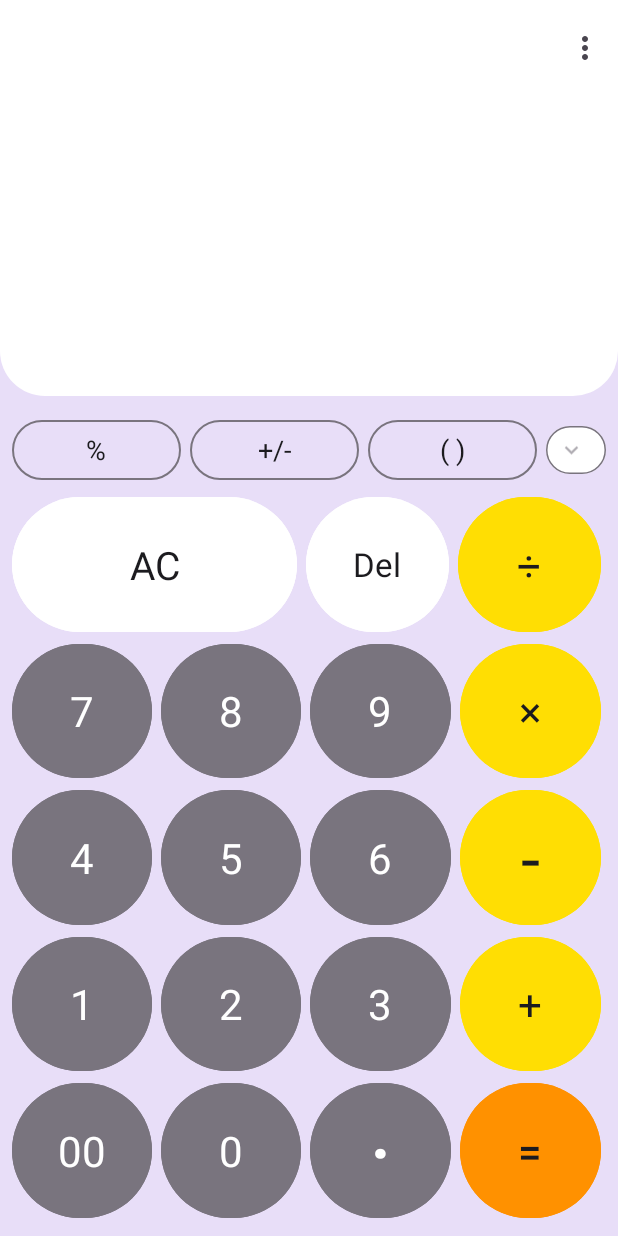
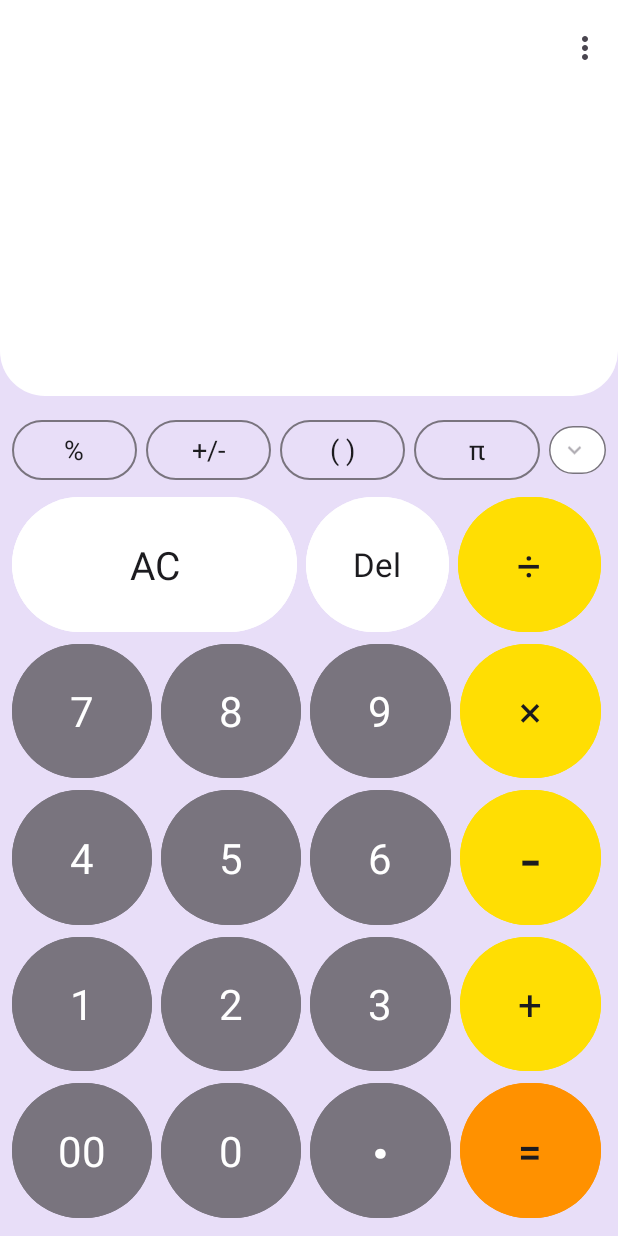
Before and after one commit to Nnamodi/Calculator, an Android app: the screen it shows after launch (MainActivity), on a phone screen of 412 x 824 dp. Run offline under Robolectric (Android 15) with nearby library versions, the phone set to English and light mode, and no system bars; our stand-ins replace data binding, navigation-ui; libraries missing offline, so code that uses them is left out: com.udojava.evalex.

Commit message:
New design

```diff
--- a/app/src/main/java/com/roland/android/calculator/ui/CalculatorFragment.kt
+++ b/app/src/main/java/com/roland/android/calculator/ui/CalculatorFragment.kt
@@ -30,26 +30,10 @@ class CalculatorFragment : Fragment() {
             // disable keyboard for editText
             input.showSoftInputOnFocus = false
             // enter digits
-            button1.setOnClickListener {
-                calcViewModel.onAction(CalculatorActions.Numbers("1"))
-            }
-            button2.setOnClickListener {
-                calcViewModel.onAction(CalculatorActions.Numbers("2"))
-            }
-            button3.setOnClickListener {
-                calcViewModel.onAction(CalculatorActions.Numbers("3"))
-            }
-            button4.setOnClickListener {
-                calcViewModel.onAction(CalculatorActions.Numbers("4"))
-            }
-            button5.setOnClickListener {
-                calcViewModel.onAction(CalculatorActions.Numbers("5"))
-            }
-            button6.setOnClickListener {
-                calcViewModel.onAction(CalculatorActions.Numbers("6"))
-            }
-            button7.setOnClickListener {
-                calcViewModel.onAction(CalculatorActions.Numbers("7"))
+            val buttons = setOf(button00, button0, button1, button2, button3, button4, button5, button6, button7, button8, button9)
+            buttons.forEach {
+                val digit = it.text.toString()
+                it.setOnClickListener { calcViewModel.onAction(CalculatorActions.Numbers(digit)) }
             }
             // operators
             add.setOnClickListener {
--- a/app/src/main/res/layout/fragment_calculator.xml
+++ b/app/src/main/res/layout/fragment_calculator.xml
@@ -48,6 +48,7 @@
                 android:layout_gravity="end"
                 android:layout_marginBottom="22dp"
                 android:layout_weight="3"
+                android:letterSpacing="0.05"
                 android:lines="1"
                 android:paddingStart="18dp"
                 android:paddingEnd="18dp"
@@ -79,8 +80,8 @@
             android:layout_marginStart="8dp"
             android:layout_marginTop="12dp"
             android:layout_marginEnd="8dp"
-            android:weightSum="3.35"
-            app:layout_constraintBottom_toTopOf="@id/hidden_row_3"
+            android:weightSum="4.45"
+            app:layout_constraintBottom_toTopOf="@id/hidden_row_2"
             app:layout_constraintEnd_toEndOf="parent"
             app:layout_constraintStart_toStartOf="parent"
             app:layout_constraintTop_toBottomOf="@+id/digits_field">
@@ -130,12 +131,27 @@
                 app:autoSizeStepGranularity="2sp"
                 app:autoSizeTextType="uniform" />
 
+            <Button
+                android:id="@+id/pi"
+                style="@style/Widget.Material3.Button.OutlinedButton"
+                android:layout_width="0dp"
+                android:layout_height="wrap_content"
+                android:layout_marginEnd="6dp"
+                android:layout_weight="1"
+                android:text="@string/pi"
+                android:textAppearance="@style/TextAppearance.AppCompat.Body1"
+                android:textColor="?attr/colorOnSurface"
+                app:autoSizeMaxTextSize="18sp"
+                app:autoSizeMinTextSize="8sp"
+                app:autoSizeStepGranularity="2sp"
+                app:autoSizeTextType="uniform" />
+
             <com.google.android.material.chip.Chip
                 android:id="@+id/expand_button"
                 style="@style/Widget.Material3.Button.OutlinedButton"
                 android:layout_width="0dp"
                 android:layout_height="wrap_content"
-                android:layout_weight=".35"
+                android:layout_weight=".45"
                 android:layout_gravity="center"
                 android:checkable="true"
                 app:checkedIconVisible="false"
@@ -146,18 +162,47 @@
         </LinearLayout>
 
         <LinearLayout
-            android:id="@+id/hidden_row_3"
+            android:id="@+id/hidden_row_2"
             android:layout_width="match_parent"
-            android:layout_height="0dp"
+            android:layout_height="wrap_content"
             android:layout_marginStart="8dp"
             android:layout_marginEnd="8dp"
             android:visibility="@{expand ? View.VISIBLE : View.GONE}"
-            android:weightSum="3.35"
-            app:layout_constraintBottom_toTopOf="@id/hidden_row_2"
+            android:weightSum="4.45"
+            app:layout_constraintBottom_toTopOf="@id/hidden_row_1"
             app:layout_constraintEnd_toEndOf="parent"
             app:layout_constraintStart_toStartOf="parent"
-            app:layout_constraintTop_toBottomOf="@id/row_6"
-            tools:visibility="gone">
+            app:layout_constraintTop_toBottomOf="@id/row_6">
+
+            <Button
+                android:id="@+id/rad"
+                style="@style/Widget.Material3.Button.OutlinedButton"
+                android:layout_width="0dp"
+                android:layout_height="wrap_content"
+                android:layout_marginEnd="6dp"
+                android:layout_weight="1"
+                android:text="@string/radian"
+                android:textAppearance="@style/TextAppearance.AppCompat.Body1"
+                android:textColor="?attr/colorOnSurface"
+                app:autoSizeMaxTextSize="18sp"
+                app:autoSizeMinTextSize="8sp"
+                app:autoSizeStepGranularity="2sp"
+                app:autoSizeTextType="uniform" />
+
+            <Button
+                android:id="@+id/log"
+                style="@style/Widget.Material3.Button.OutlinedButton"
+                android:layout_width="0dp"
+                android:layout_height="wrap_content"
+                android:layout_marginEnd="6dp"
+                android:layout_weight="1"
+                android:text="@string/logarithm"
+                android:textAppearance="@style/TextAppearance.AppCompat.Body1"
+                android:textColor="?attr/colorOnSurface"
+                app:autoSizeMaxTextSize="18sp"
+                app:autoSizeMinTextSize="8sp"
+                app:autoSizeStepGranularity="2sp"
+                app:autoSizeTextType="uniform" />
 
             <Button
                 android:id="@+id/square_root"
@@ -188,37 +233,36 @@
                 app:autoSizeMinTextSize="8sp"
                 app:autoSizeStepGranularity="2sp"
                 app:autoSizeTextType="uniform" />
+        </LinearLayout>
+
+        <LinearLayout
+            android:id="@+id/hidden_row_1"
+            android:layout_width="match_parent"
+            android:layout_height="wrap_content"
+            android:layout_marginStart="8dp"
+            android:layout_marginEnd="8dp"
+            android:visibility="@{expand ? View.VISIBLE : View.GONE}"
+            android:weightSum="4.45"
+            app:layout_constraintBottom_toTopOf="@id/row_5"
+            app:layout_constraintEnd_toEndOf="parent"
+            app:layout_constraintHorizontal_bias="0.5"
+            app:layout_constraintStart_toStartOf="parent"
+            app:layout_constraintTop_toBottomOf="@id/hidden_row_2">
 
             <Button
-                android:id="@+id/pi"
+                android:id="@+id/deg"
                 style="@style/Widget.Material3.Button.OutlinedButton"
                 android:layout_width="0dp"
                 android:layout_height="wrap_content"
                 android:layout_marginEnd="6dp"
                 android:layout_weight="1"
-                android:text="@string/pi"
+                android:text="@string/degree"
                 android:textAppearance="@style/TextAppearance.AppCompat.Body1"
                 android:textColor="?attr/colorOnSurface"
                 app:autoSizeMaxTextSize="18sp"
                 app:autoSizeMinTextSize="8sp"
                 app:autoSizeStepGranularity="2sp"
                 app:autoSizeTextType="uniform" />
-        </LinearLayout>
-
-        <LinearLayout
-            android:id="@+id/hidden_row_2"
-            android:layout_width="match_parent"
-            android:layout_height="0dp"
-            android:layout_marginStart="8dp"
-            android:layout_marginEnd="8dp"
-            android:visibility="@{expand ? View.VISIBLE : View.GONE}"
-            android:weightSum="3.35"
-            app:layout_constraintBottom_toTopOf="@id/hidden_row_1"
-            app:layout_constraintEnd_toEndOf="parent"
-            app:layout_constraintHorizontal_bias="0.5"
-            app:layout_constraintStart_toStartOf="parent"
-            app:layout_constraintTop_toBottomOf="@id/hidden_row_3"
-            tools:visibility="gone">
 
             <Button
                 android:id="@+id/sin"
@@ -258,67 +302,6 @@
                 android:layout_marginEnd="6dp"
                 android:layout_weight="1"
                 android:text="@string/tangent"
-                android:textAppearance="@style/TextAppearance.AppCompat.Body1"
-                android:textColor="?attr/colorOnSurface"
-                app:autoSizeMaxTextSize="18sp"
-                app:autoSizeMinTextSize="8sp"
-                app:autoSizeStepGranularity="2sp"
-                app:autoSizeTextType="uniform" />
-        </LinearLayout>
-
-        <LinearLayout
-            android:id="@+id/hidden_row_1"
-            android:layout_width="match_parent"
-            android:layout_height="0dp"
-            android:layout_marginStart="8dp"
-            android:layout_marginEnd="8dp"
-            android:visibility="@{expand ? View.VISIBLE : View.GONE}"
-            android:weightSum="3.35"
-            app:layout_constraintBottom_toTopOf="@id/row_5"
-            app:layout_constraintEnd_toEndOf="parent"
-            app:layout_constraintHorizontal_bias="0.5"
-            app:layout_constraintStart_toStartOf="parent"
-            app:layout_constraintTop_toBottomOf="@id/hidden_row_2"
-            tools:visibility="gone">
-
-            <Button
-                android:id="@+id/log"
-                style="@style/Widget.Material3.Button.OutlinedButton"
-                android:layout_width="0dp"
-                android:layout_height="wrap_content"
-                android:layout_marginEnd="6dp"
-                android:layout_weight="1"
-                android:text="@string/logarithm"
-                android:textAppearance="@style/TextAppearance.AppCompat.Body1"
-                android:textColor="?attr/colorOnSurface"
-                app:autoSizeMaxTextSize="18sp"
-                app:autoSizeMinTextSize="8sp"
-                app:autoSizeStepGranularity="2sp"
-                app:autoSizeTextType="uniform" />
-
-            <Button
-                android:id="@+id/rad"
-                style="@style/Widget.Material3.Button.OutlinedButton"
-                android:layout_width="0dp"
-                android:layout_height="wrap_content"
-                android:layout_marginEnd="6dp"
-                android:layout_weight="1"
-                android:text="@string/radian"
-                android:textAppearance="@style/TextAppearance.AppCompat.Body1"
-                android:textColor="?attr/colorOnSurface"
-                app:autoSizeMaxTextSize="18sp"
-                app:autoSizeMinTextSize="8sp"
-                app:autoSizeStepGranularity="2sp"
-                app:autoSizeTextType="uniform" />
-
-            <Button
-                android:id="@+id/deg"
-                style="@style/Widget.Material3.Button.OutlinedButton"
-                android:layout_width="0dp"
-                android:layout_height="wrap_content"
-                android:layout_marginEnd="6dp"
-                android:layout_weight="1"
-                android:text="@string/degree"
                 android:textAppearance="@style/TextAppearance.AppCompat.Body1"
                 android:textColor="?attr/colorOnSurface"
                 app:autoSizeMaxTextSize="18sp"
```
